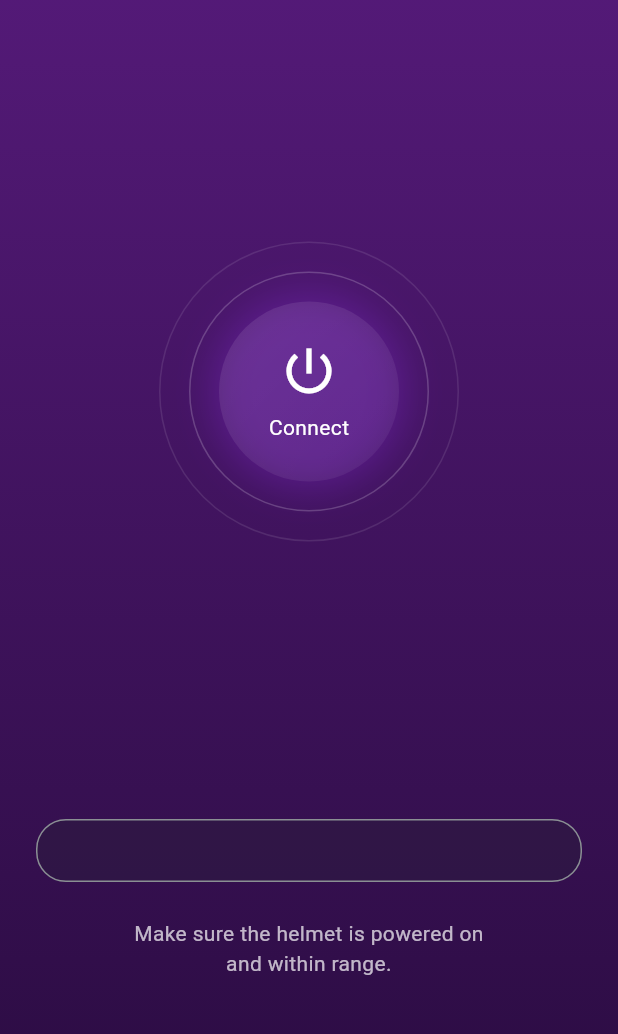
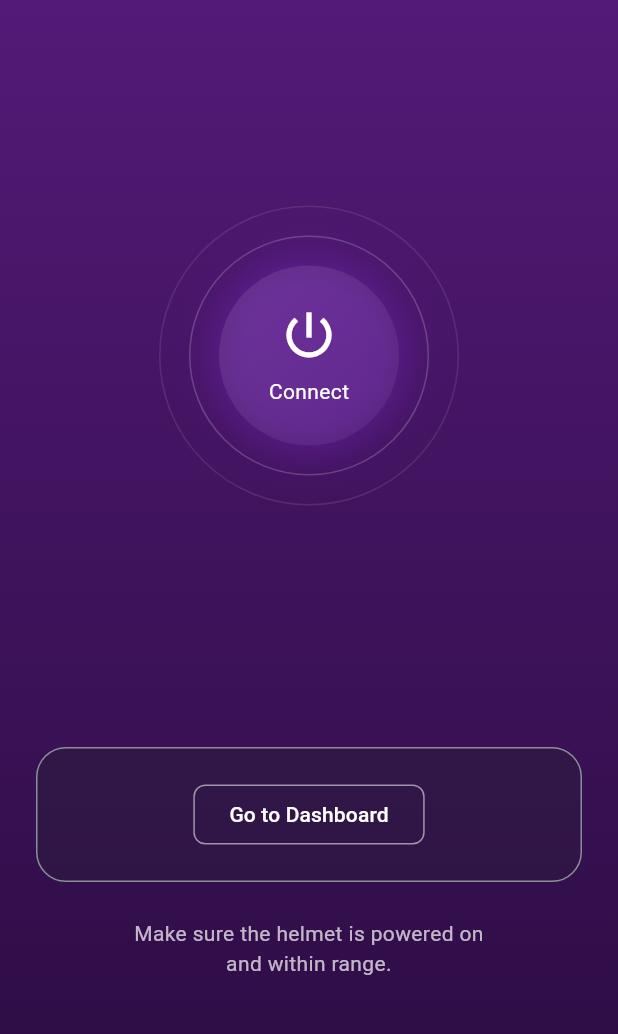
Before and after one commit to LetiziaCarpi/ski_app, a Flutter app: the screen it shows after launch, on a phone screen of 412 x 824 dp, the part 192-1226 px from its top. Run offline on Flutter 3.47's test engine with Material 3 defaults, Android fonts, the phone set to English and light mode, and no system bars; our stand-ins replace flutter_blue_plus, geolocator, get, google_maps_flutter, permission_handler; missing offline and left inert: google_maps_webservice, mqtt_client.

Commit message:
aggiunto go to dashboard button + button go back

```diff
--- a/lib/views/connect_view.dart
+++ b/lib/views/connect_view.dart
@@ -1,6 +1,7 @@
 import 'package:flutter/material.dart';
 import 'package:get/get.dart';
 import '../../core/values/app_colors.dart';
+import '../../routes/app_pages.dart';
 import '../controllers/connect_controller.dart';
 
 class ConnectView extends GetView<ConnectController> {
@@ -136,89 +137,24 @@ class ConnectView extends GetView<ConnectController> {
                       ),
                       child: IntrinsicHeight(
                         child: Row(
+                          mainAxisAlignment: MainAxisAlignment.center,
                           children: [
-                            // // Signal Strength
-                            // Expanded(
-                            //   child: Row(
-                            //     children: [
-                            //       const Icon(
-                            //         Icons.signal_cellular_alt,
-                            //         color: Colors.white,
-                            //         size: 32,
-                            //       ),
-                            //       const SizedBox(width: 12),
-                            //       Column(
-                            //         crossAxisAlignment:
-                            //             CrossAxisAlignment.start,
-                            //         children: [
-                            //           const Text(
-                            //             'Signal Strength',
-                            //             style: TextStyle(
-                            //               color: Colors.white,
-                            //               fontSize: 14,
-                            //             ),
-                            //           ),
-
-                            //           Obx(
-                            //             () => Text(
-                            //               controller.signalStrength.value,
-                            //               style: const TextStyle(
-                            //                 color: Colors.white,
-                            //                 fontWeight: FontWeight.bold,
-                            //                 fontSize: 15,
-                            //               ),
-                            //             ),
-                            //           ),
-                            //         ],
-                            //       ),
-                            //     ],
-                            //   ),
-                            // ),
-
-                            // Divider
-                            // VerticalDivider(
-                            //   color: Colors.white.withValues(alpha: 0.2),
-                            //   thickness: 1,
-                            // ),
-                            // //  const SizedBox(width: 16),
-
-                            // // Battery Level
-                            // Expanded(
-                            //   child: Row(
-                            //     children: [
-                            //       const Icon(
-                            //         Icons.battery_std,
-                            //         color: Colors.white,
-                            //         size: 32,
-                            //       ),
-                            //       const SizedBox(width: 12),
-                            //       Column(
-                            //         crossAxisAlignment:
-                            //             CrossAxisAlignment.start,
-                            //         children: [
-                            //           const Text(
-                            //             'Battery Level',
-                            //             style: TextStyle(
-                            //               color: Colors.white,
-                            //               fontSize: 14,
-                            //             ),
-                            //           ),
-
-                            //           Obx(
-                            //             () => Text(
-                            //               '${controller.batteryLevel.value}%',
-                            //               style: const TextStyle(
-                            //                 color: Colors.white,
-                            //                 fontWeight: FontWeight.bold,
-                            //                 fontSize: 15,
-                            //               ),
-                            //             ),
-                            //           ),
-                            //         ],
-                            //       ),
-                            //     ],
-                            //   ),
-                            // ),
+                            // Go to Dashboard Button
+                            OutlinedButton(
+                              onPressed: () => Get.toNamed(Routes.weather),
+                              style: OutlinedButton.styleFrom(
+                                foregroundColor: Colors.white,
+                                side: const BorderSide(color: Colors.white54),
+                                shape: RoundedRectangleBorder(
+                                  borderRadius: BorderRadius.circular(8),
+                                ),
+                                padding: const EdgeInsets.symmetric(
+                                  horizontal: 24,
+                                  vertical: 10,
+                                ),
+                              ),
+                              child: const Text('Go to Dashboard'),
+                            ),
                           ],
                         ),
                       ),
```
Also changed, not shown: lib/views/weather_view.dart (+16 -0 lines).
